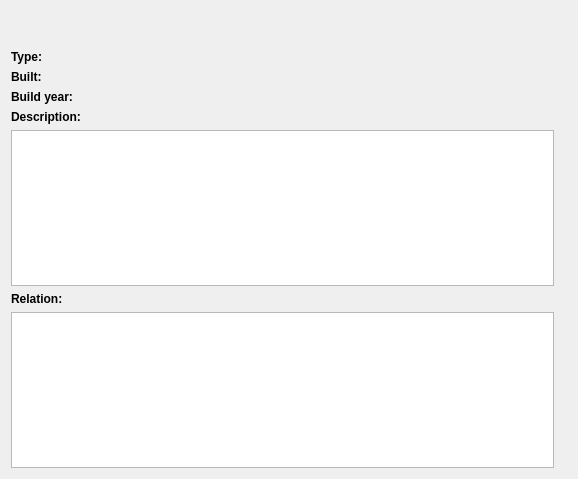
Old version of the form vika3/ui/moreinfocomputer.ui in the repository hlynurstef/Verklegt-namskeid-1-vika-3.
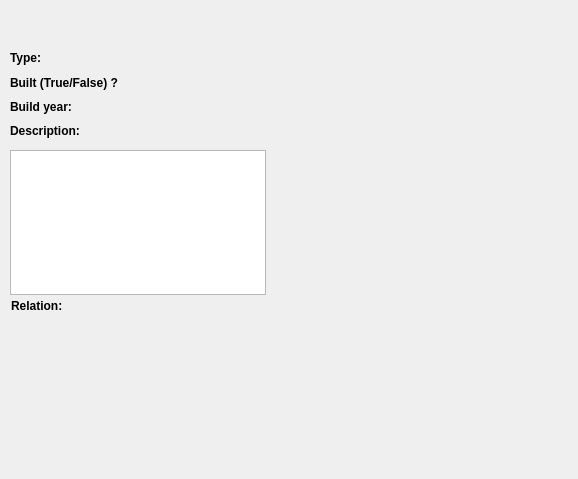
New version of the form. Icons and pictures are not drawn.

Commit message: lagfæring more info

Diff of the .ui file:
```diff
--- a/vika3/ui/moreinfocomputer.ui
+++ b/vika3/ui/moreinfocomputer.ui
@@ -23,8 +23,79 @@
    <iconset resource="resources.qrc">
     <normaloff>:/icons/Images/information.png</normaloff>:/icons/Images/information.png</iconset>
   </property>
+  <widget class="QTextBrowser" name="label_description">
+   <property name="geometry">
+    <rect>
+     <x>10</x>
+     <y>150</y>
+     <width>256</width>
+     <height>145</height>
+    </rect>
+   </property>
+  </widget>
+  <widget class="QLabel" name="label_relation">
+   <property name="geometry">
+    <rect>
+     <x>276</x>
+     <y>298</y>
+     <width>16</width>
+     <height>16</height>
+    </rect>
+   </property>
+   <property name="text">
+    <string/>
+   </property>
+  </widget>
+  <widget class="QLabel" name="relation">
+   <property name="geometry">
+    <rect>
+     <x>11</x>
+     <y>298</y>
+     <width>58</width>
+     <height>16</height>
+    </rect>
+   </property>
+   <property name="font">
+    <font>
+     <weight>75</weight>
+     <bold>true</bold>
+    </font>
+   </property>
+   <property name="text">
+    <string>Relation:</string>
+   </property>
+  </widget>
+  <widget class="QWidget" name="">
+   <property name="geometry">
+    <rect>
+     <x>10</x>
+     <y>10</y>
+     <width>251</width>
+     <height>130</height>
+    </rect>
+   </property>
   <layout class="QGridLayout" name="gridLayout">
-   <item row="0" column="0">
+    <item row="1" column="0">
+     <widget class="QLabel" name="type">
+      <property name="font">
+       <font>
+        <weight>75</weight>
+        <bold>true</bold>
+       </font>
+      </property>
+      <property name="text">
+       <string>Type:</string>
+      </property>
+     </widget>
+    </item>
+    <item row="1" column="1" colspan="3">
+     <widget class="QLabel" name="label_type">
+      <property name="text">
+       <string/>
+      </property>
+     </widget>
+    </item>
+    <item row="0" column="0" colspan="4">
     <widget class="QLabel" name="label_name">
      <property name="font">
       <font>
@@ -39,27 +110,7 @@
      </property>
     </widget>
    </item>
-   <item row="1" column="0" alignment="Qt::AlignLeft">
-    <widget class="QLabel" name="type">
-     <property name="font">
-      <font>
-       <weight>75</weight>
-       <bold>true</bold>
-      </font>
-     </property>
-     <property name="text">
-      <string>Type: </string>
-     </property>
-    </widget>
-   </item>
-   <item row="1" column="1">
-    <widget class="QLabel" name="label_type">
-     <property name="text">
-      <string/>
-     </property>
-    </widget>
-   </item>
-   <item row="2" column="0" alignment="Qt::AlignLeft">
+    <item row="2" column="0" colspan="2">
     <widget class="QLabel" name="built">
      <property name="font">
       <font>
@@ -68,18 +119,18 @@
       </font>
      </property>
      <property name="text">
-      <string>Built: </string>
+       <string>Built (True/False) ? </string>
      </property>
     </widget>
    </item>
-   <item row="2" column="1">
+    <item row="2" column="2">
     <widget class="QLabel" name="label_built">
      <property name="text">
       <string/>
      </property>
     </widget>
    </item>
-   <item row="3" column="0" alignment="Qt::AlignLeft">
+    <item row="3" column="0">
     <widget class="QLabel" name="buildYear">
      <property name="font">
       <font>
@@ -92,14 +143,14 @@
      </property>
     </widget>
    </item>
-   <item row="3" column="1">
+    <item row="3" column="1" colspan="3">
     <widget class="QLabel" name="label_buildYear">
      <property name="text">
       <string/>
      </property>
     </widget>
    </item>
-   <item row="4" column="0" alignment="Qt::AlignLeft">
+    <item row="4" column="0" colspan="2">
     <widget class="QLabel" name="description">
      <property name="font">
       <font>
@@ -112,37 +163,8 @@
      </property>
     </widget>
    </item>
-   <item row="5" column="0">
-    <widget class="QTextBrowser" name="label_description"/>
-   </item>
-   <item row="6" column="0">
-    <widget class="QLabel" name="relation">
-     <property name="font">
-      <font>
-       <weight>75</weight>
-       <bold>true</bold>
-      </font>
-     </property>
-     <property name="text">
-      <string>Relation:</string>
-     </property>
-    </widget>
-   </item>
-   <item row="6" column="1">
-    <widget class="QLabel" name="label_relation">
-     <property name="text">
-      <string/>
-     </property>
-    </widget>
-   </item>
-   <item row="7" column="0">
-    <layout class="QVBoxLayout" name="verticalLayout">
-     <item alignment="Qt::AlignTop">
-      <widget class="QTextBrowser" name="label_relation_2"/>
-     </item>
-    </layout>
-   </item>
-  </layout>
+   </layout>
+  </widget>
  </widget>
  <resources>
   <include location="resources.qrc"/>
```
Lines whose indentation alone changed are shown as unchanged.
